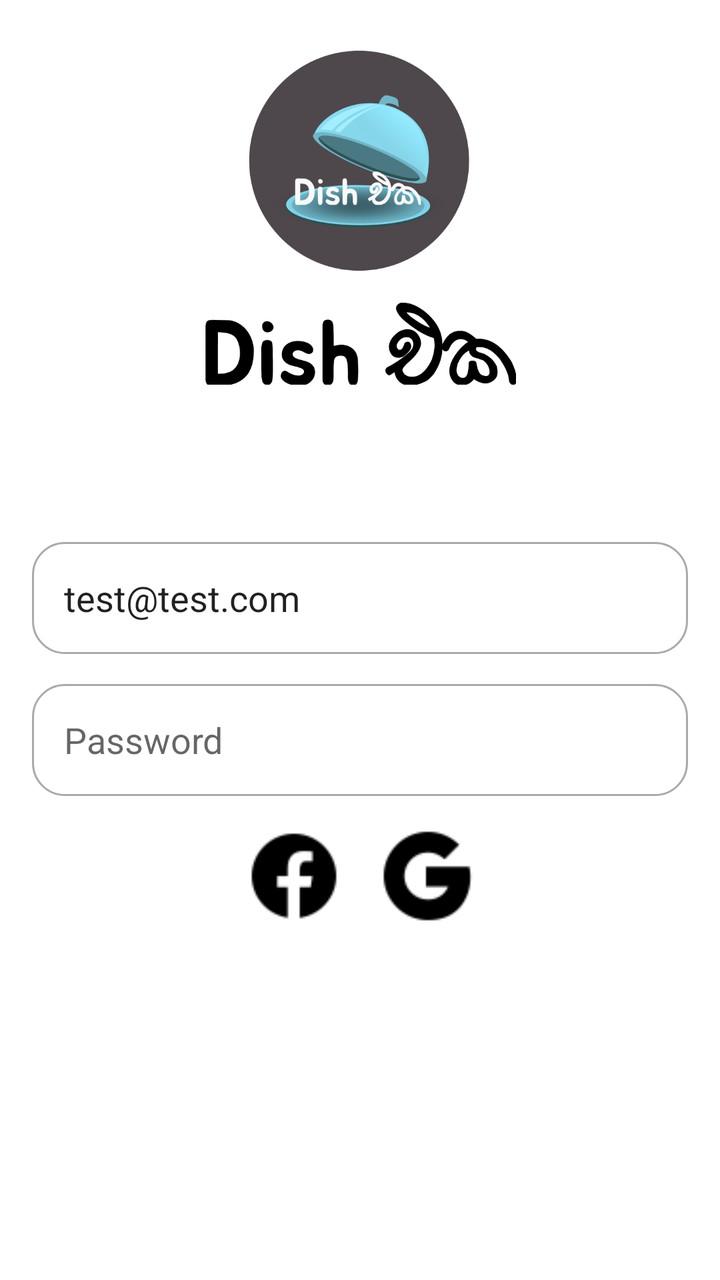
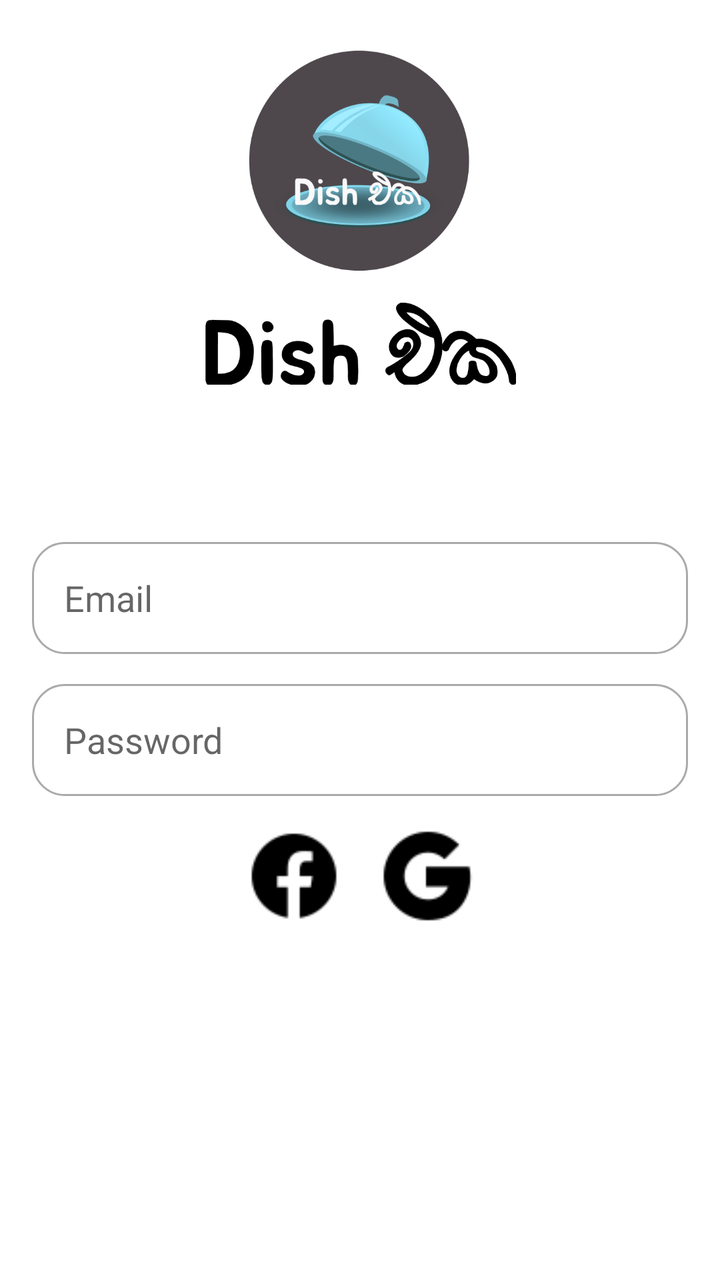

Before-and-after screenshots of an Android layout around one commit, followed by the original layout XML and the change that was made.
<!-- AndroidManifest.xml: application theme Theme.DishEka -->
<!-- res/layout/activity_login.xml -->
<?xml version="1.0" encoding="utf-8"?>
<LinearLayout xmlns:android="http://schemas.android.com/apk/res/android"
    xmlns:app="http://schemas.android.com/apk/res-auto"
    xmlns:tools="http://schemas.android.com/tools"
    android:layout_width="match_parent"
    android:layout_height="match_parent"
    android:orientation="vertical"
    android:padding="16dp"
    android:textAlignment="textStart"
    tools:ignore="ExtraText">

    <ImageView
        android:id="@+id/imageView2"
        android:layout_width="156dp"
        android:layout_height="185dp"
        android:layout_gravity="center_horizontal|center_vertical"
        app:srcCompat="@drawable/dishekelogo" />

    <EditText
        android:id="@+id/editTextEmail"
        android:layout_width="match_parent"
        android:layout_height="56dp"
        android:layout_marginTop="70dp"
        android:background="@drawable/rounded_corners"
        android:hint="Email"
        android:padding="16dp"
        android:text="test@test.com" />

    <EditText
        android:id="@+id/editTextPassword"
        android:layout_width="match_parent"
        android:layout_height="56dp"
        android:layout_marginTop="15dp"
        android:background="@drawable/rounded_corners"
        android:hint="Password"
        android:inputType="textPassword"
        android:padding="16dp" /> 

    

    <LinearLayout
        android:layout_width="match_parent"
        android:layout_height="wrap_content"
        android:layout_marginTop="16dp"
        android:gravity="center"
        android:orientation="horizontal">

        <ImageView
            android:id="@+id/imageViewFacebook"
            android:layout_width="wrap_content"
            android:layout_height="match_parent"
            android:layout_marginEnd="16dp"
            android:clickable="true"
            android:contentDescription="Facebook Sign In"
            android:src="@drawable/ic_facebook" />

        <ImageView
            android:id="@+id/imageViewGoogle"
            android:layout_width="wrap_content"
            android:layout_height="48dp"
            android:clickable="true"
            android:contentDescription="Google Sign In"
            android:src="@drawable/ic_google" />
    </LinearLayout>

    <TextView
        android:id="@+id/textViewForgotPassword"
        android:layout_width="match_parent"
        android:layout_height="56dp"
        android:layout_marginTop="160dp"
        android:clickable="true"
        android:text="Forgot Password?"
        android:textAlignment="center"
        android:textColor="@android:color/holo_blue_light"
        android:padding="16dp" />

    <Button
        android:id="@+id/buttonLogin"
        android:layout_width="match_parent"
        android:layout_height="64dp"
        android:layout_marginTop="20dp"
        android:background="@drawable/rounded_corners"
        android:gravity="bottom"
        android:padding="20dp"
        android:text="Login"
        android:textAlignment="center"
        tools:ignore="RtlCompat" />

</LinearLayout>
<!-- resources referenced by this layout -->
<resources>
  <!-- drawable dishekelogo: png bitmap (drawable, 85839 bytes) -->
  <!-- drawable ic_facebook: png bitmap (drawable, 709 bytes) -->
  <!-- drawable ic_google: png bitmap (drawable, 782 bytes) -->
  <!-- drawable rounded_corners (drawable) -->
  <?xml version="1.0" encoding="utf-8"?>
  <shape xmlns:android="http://schemas.android.com/apk/res/android"
      android:shape="rectangle">
      <corners android:radius="16dp" /> 
      <solid android:color="@android:color/white" /> 
      <stroke android:width="1dp" android:color="@android:color/darker_gray" /> 
  </shape>
  <style name="Theme.DishEka" parent="Theme.MaterialComponents.DayNight">
          
          <item name="colorPrimary">@color/teal_700</item>
          <item name="colorPrimaryVariant">@color/purple_700</item>
          <item name="colorOnPrimary">@color/white</item>
          
          <item name="colorSecondary">@color/teal_200</item>
          <item name="colorSecondaryVariant">@color/teal_700</item>
          <item name="colorOnSecondary">@color/black</item>
          
          <item name="android:statusBarColor">?attr/colorPrimaryVariant</item>
  
          
      </style>
  <color name="teal_700">#FF018786</color>
  <color name="purple_700">#FF3700B3</color>
  <color name="white">#FFFFFFFF</color>
  <color name="teal_200">#FF03DAC5</color>
  <color name="black">#FF000000</color>
</resources>

<!-- the commit's change to res/layout/activity_login.xml (unified diff, before → after) -->
@@ -24,7 +24,7 @@
         android:background="@drawable/rounded_corners"
         android:hint="Email"
         android:padding="16dp"
-        android:text="test@test.com" />
+         />
 
     <EditText
         android:id="@+id/editTextPassword"
<!-- resource entries referenced after the edit -->
@@ -11,7 +11,7 @@
       <solid android:color="@android:color/white" /> 
       <stroke android:width="1dp" android:color="@android:color/darker_gray" /> 
   </shape>
-  <style name="Theme.DishEka" parent="Theme.MaterialComponents.DayNight">
+  <style name="Theme.DishEka" parent="Theme.MaterialComponents.Light">
           
           <item name="colorPrimary">@color/teal_700</item>
           <item name="colorPrimaryVariant">@color/purple_700</item>
